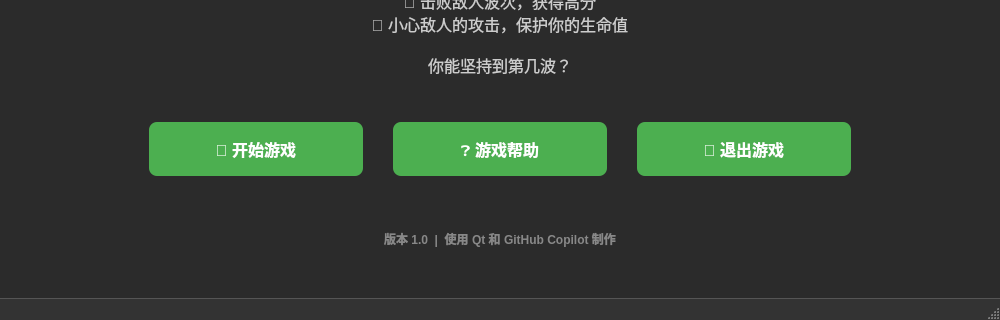
Old version of the form mainwindow.ui in the repository Microindole/Qt-Brotato; both pictures show x 0 to 1000 and y 380 to 700 of the 1000 by 700 pixel window.
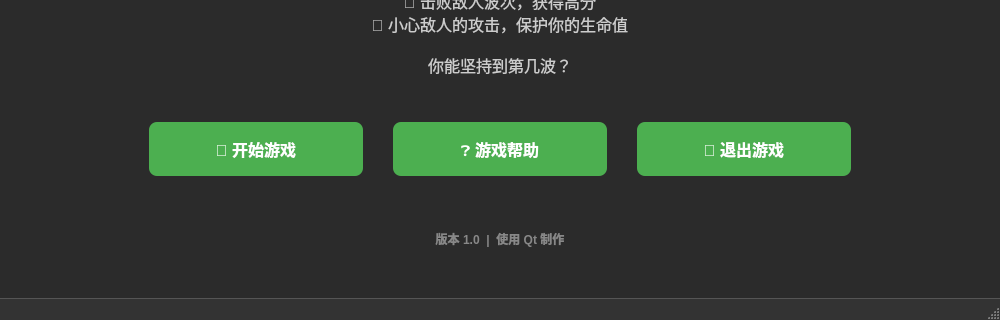
New version of the form.

Diff of the .ui file:
```diff
--- a/mainwindow.ui
+++ b/mainwindow.ui
@@ -308,7 +308,7 @@
         <item>
          <widget class="QLabel" name="versionLabel">
           <property name="text">
-           <string>版本 1.0  |  使用 Qt 和 GitHub Copilot 制作</string>
+           <string>版本 1.0  |  使用 Qt 制作</string>
           </property>
           <property name="alignment">
            <set>Qt::AlignCenter</set>
```
